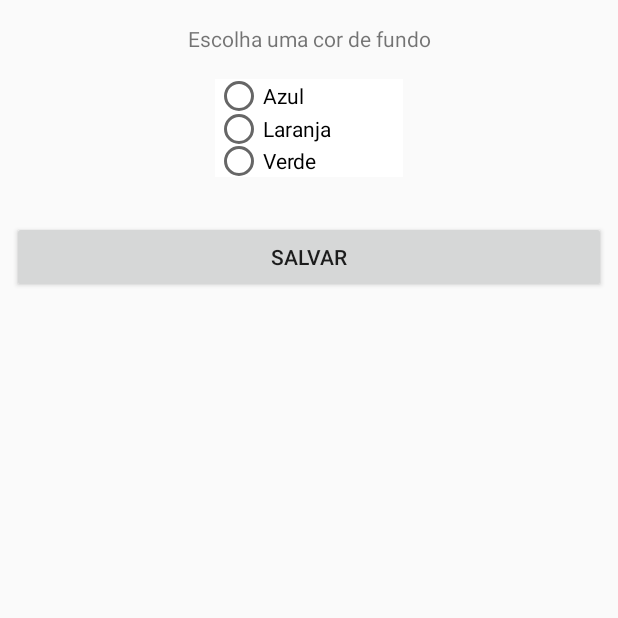
After one commit to alexolirib/LearnAndroidStudio, an Android app: the PreferenciasCorUsuarioActivity screen opened directly, with no data from a screen before it, on a phone screen of 412 x 824 dp, the top half of it. The commit adds this screen. Run offline under Robolectric (Android 15) with nearby library versions, the light colour scheme and no system bars.

Commit message:
2 app de armazenamento, primeiro sendo o shared e o segundo arquivo interno no dispositivo

```diff
--- a/app/src/main/AndroidManifest.xml
+++ b/app/src/main/AndroidManifest.xml
@@ -34,8 +34,11 @@
         <activity android:name=".ListViewActivity" />
         <activity android:name=".SerieActivity" />
         <activity android:name=".InputsActivity" />
+        <activity android:name=".SharedPreferencesNomeActivity" />
+        <activity android:name=".SomDosBixosActivity" />
         <activity android:name=".Main2Activity" />
-        <activity android:name=".SomDosBixosActivity"></activity>
+        <activity android:name=".PreferenciasCorUsuarioActivity" />
+        <activity android:name=".MinhaAnotacaoActivity"></activity>
     </application>
 
 </manifest>
--- /dev/null
+++ b/app/src/main/java/learnandroidstudio/studio/alexo/learnandroidstudio/PreferenciasCorUsuarioActivity.java
@@ -0,0 +1,72 @@
+package learnandroidstudio.studio.alexo.learnandroidstudio;
+
+import android.app.Activity;
+import android.content.SharedPreferences;
+import android.graphics.Color;
+import android.support.constraint.ConstraintLayout;
+import android.support.v7.app.AppCompatActivity;
+import android.os.Bundle;
+import android.view.View;
+import android.widget.Button;
+import android.widget.RadioButton;
+import android.widget.RadioGroup;
+import android.widget.RelativeLayout;
+
+public class PreferenciasCorUsuarioActivity extends Activity {
+
+    private RadioGroup rgCores;
+    private RadioButton rbSelecionado;
+    private Button btnSalvar;
+    private ConstraintLayout layout;
+    private static final String ARQUIVO_PREFERENCIA = "ArqPreferencia";
+
+    @Override
+    protected void onCreate(Bundle savedInstanceState) {
+        super.onCreate(savedInstanceState);
+        setContentView(R.layout.activity_preferencias_cor_usuario);
+
+        rgCores = findViewById(R.id.rgCoresId);
+        btnSalvar = findViewById(R.id.btnSalvarCorId);
+        layout = findViewById(R.id.layoutAppCorId);
+
+        btnSalvar.setOnClickListener(new View.OnClickListener() {
+            @Override
+            public void onClick(View v) {
+                int idRadioButtonEscolhido = rgCores.getCheckedRadioButtonId();
+
+
+                if (idRadioButtonEscolhido > 0) {
+                    rbSelecionado = findViewById(idRadioButtonEscolhido);
+
+                    SharedPreferences sharedPreferences = getSharedPreferences(ARQUIVO_PREFERENCIA, 0);
+                    //estamos ativando a edição
+                    SharedPreferences.Editor editor = sharedPreferences.edit();
+                    String corEscolhida = rbSelecionado.getText().toString();
+                    editor.putString("corEscolhida", corEscolhida);
+                    editor.commit();
+
+                    setBackground(corEscolhida);
+                }
+            }
+        });
+
+        //recuperar cor salva
+        SharedPreferences sharedPreferences = getSharedPreferences(ARQUIVO_PREFERENCIA, 0);
+        if (sharedPreferences.contains("corEscolhida")) {
+            String corRecuperada = sharedPreferences.getString("corEscolhida", "Laranja");
+            setBackground(corRecuperada);
+        }
+    }
+
+    private void setBackground(String cor){
+        if(cor.equals("Azul")){
+            layout.setBackgroundColor(Color.parseColor("#495b7c"));
+        }else if(cor.equals("Laranja")){
+            layout.setBackgroundColor(Color.parseColor("#ffce26"));
+
+        }else if(cor.equals("Verde")){
+            layout.setBackgroundColor(Color.parseColor("#009670"));
+
+        }
+    }
+}
--- a/app/src/main/java/learnandroidstudio/studio/alexo/learnandroidstudio/SomDosBixosActivity.java
+++ b/app/src/main/java/learnandroidstudio/studio/alexo/learnandroidstudio/SomDosBixosActivity.java
@@ -54,6 +54,10 @@ public class SomDosBixosActivity extends Activity implements View.OnClickListene
                 somDosBixos = MediaPlayer.create(SomDosBixosActivity.this,R.raw.leao);
                 tocarSom();
                 break;
+            case R.id.imgMonkeyId:
+                somDosBixos = MediaPlayer.create(SomDosBixosActivity.this, R.raw.macaco);
+                tocarSom();
+                break;
             case R.id.imgCowId:
                 somDosBixos = MediaPlayer.create(SomDosBixosActivity.this,R.raw.vaca);
                 tocarSom();
--- /dev/null
+++ b/app/src/main/res/layout/activity_preferencias_cor_usuario.xml
@@ -0,0 +1,73 @@
+<?xml version="1.0" encoding="utf-8"?>
+<android.support.constraint.ConstraintLayout xmlns:android="http://schemas.android.com/apk/res/android"
+    xmlns:app="http://schemas.android.com/apk/res-auto"
+    xmlns:tools="http://schemas.android.com/tools"
+    android:id="@+id/layoutAppCorId"
+    android:layout_width="match_parent"
+    android:layout_height="match_parent"
+    tools:context=".PreferenciasCorUsuarioActivity">
+
+    <TextView
+        android:id="@+id/textView26"
+        android:layout_width="wrap_content"
+        android:layout_height="wrap_content"
+        android:layout_marginEnd="8dp"
+        android:layout_marginLeft="8dp"
+        android:layout_marginRight="8dp"
+        android:layout_marginStart="8dp"
+        android:layout_marginTop="16dp"
+        android:text="Escolha uma cor de fundo"
+        app:layout_constraintEnd_toEndOf="parent"
+        app:layout_constraintStart_toStartOf="parent"
+        app:layout_constraintTop_toTopOf="parent" />
+
+    <RadioGroup
+        android:id="@+id/rgCoresId"
+        android:layout_width="125dp"
+        android:layout_height="65dp"
+        android:layout_marginEnd="8dp"
+        android:layout_marginLeft="8dp"
+        android:layout_marginRight="8dp"
+        android:layout_marginStart="8dp"
+        android:layout_marginTop="17dp"
+        android:background="#fff"
+        app:layout_constraintEnd_toEndOf="parent"
+        app:layout_constraintStart_toStartOf="parent"
+        app:layout_constraintTop_toBottomOf="@+id/textView26">
+
+        <RadioButton
+            android:id="@+id/rbAzulId"
+            android:layout_width="match_parent"
+            android:layout_height="wrap_content"
+            android:layout_weight="1"
+            android:text="Azul" />
+
+        <RadioButton
+            android:id="@+id/rbLaranjaId"
+            android:layout_width="match_parent"
+            android:layout_height="wrap_content"
+            android:layout_weight="1"
+            android:text="Laranja" />
+
+        <RadioButton
+            android:id="@+id/rbVerdeId"
+            android:layout_width="match_parent"
+            android:layout_height="wrap_content"
+            android:layout_weight="1"
+            android:text="Verde" />
+    </RadioGroup>
+
+    <Button
+        android:id="@+id/btnSalvarCorId"
+        android:layout_width="0dp"
+        android:layout_height="wrap_content"
+        android:layout_marginEnd="8dp"
+        android:layout_marginLeft="8dp"
+        android:layout_marginRight="8dp"
+        android:layout_marginStart="8dp"
+        android:layout_marginTop="29dp"
+        android:text="Salvar"
+        app:layout_constraintEnd_toEndOf="parent"
+        app:layout_constraintStart_toStartOf="parent"
+        app:layout_constraintTop_toBottomOf="@+id/rgCoresId" />
+</android.support.constraint.ConstraintLayout>
```
Also changed, not shown: app/src/main/java/learnandroidstudio/studio/alexo/learnandroidstudio/Main2Activity.java (+35 -12 lines), app/src/main/java/learnandroidstudio/studio/alexo/learnandroidstudio/MinhaAnotacaoActivity.java (added, +91 -0 lines), app/src/main/java/learnandroidstudio/studio/alexo/learnandroidstudio/SharedPreferencesNomeActivity.java (added, +60 -0 lines), app/src/main/res/layout/activity_main2.xml (+30 -0 lines), app/src/main/res/layout/activity_minha_anotacao.xml (added, +70 -0 lines), app/src/main/res/layout/activity_shared_preferences_nome.xml (added, +67 -0 lines), app/src/main/res/drawable/anotacao.png (added), app/src/main/res/drawable/botao_salvar.png (added), app/src/main/res/drawable/fundo_anotacao.png (added), app/src/main/res/drawable/logo_anotacao.png (added).
